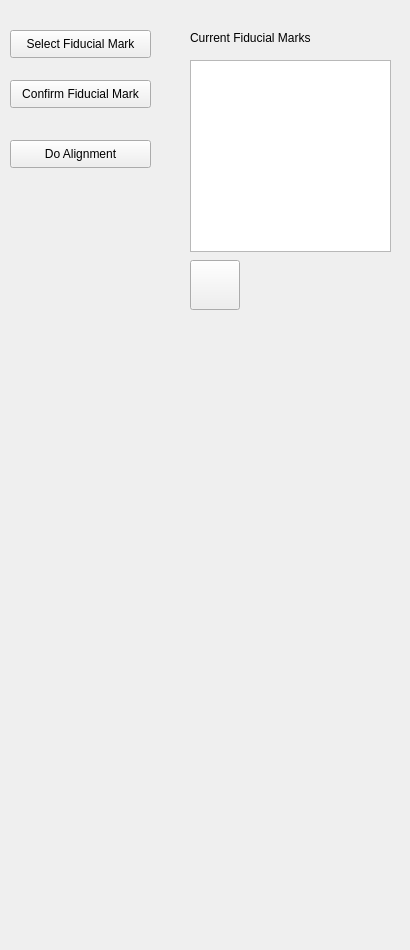
Old version of the form DataModule/FiducialMarkWidget.ui in the repository chuandongxu/AOI.
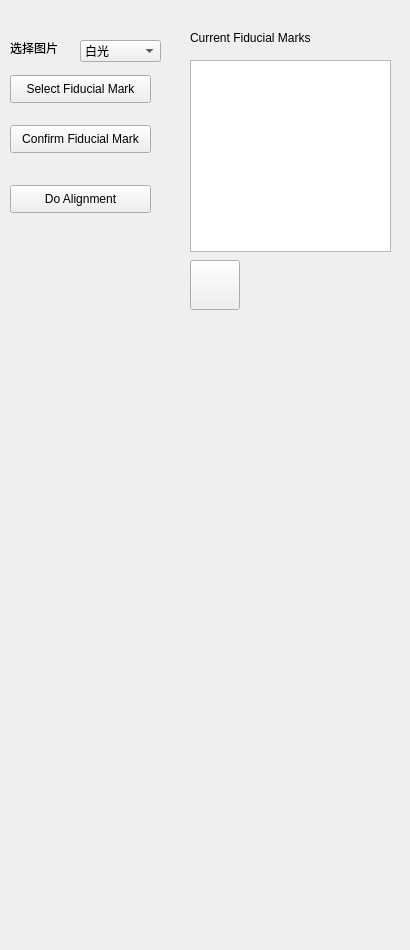
New version of the form. Icons and pictures are not drawn.

Commit message:
Support choose image when set fiducial mark.
Support choose image when set fiducial mark.

```diff
--- a/DataModule/FiducialMarkWidget.ui
+++ b/DataModule/FiducialMarkWidget.ui
@@ -17,7 +17,7 @@
    <property name="geometry">
     <rect>
      <x>10</x>
-     <y>30</y>
+     <y>75</y>
      <width>141</width>
      <height>28</height>
     </rect>
@@ -30,7 +30,7 @@
    <property name="geometry">
     <rect>
      <x>10</x>
-     <y>80</y>
+     <y>125</y>
      <width>141</width>
      <height>28</height>
     </rect>
@@ -56,7 +56,7 @@
    <property name="geometry">
     <rect>
      <x>10</x>
-     <y>140</y>
+     <y>185</y>
      <width>141</width>
      <height>28</height>
     </rect>
@@ -98,6 +98,52 @@
     </size>
    </property>
   </widget>
+  <widget class="QLabel" name="labelDisplayImage">
+   <property name="geometry">
+    <rect>
+     <x>10</x>
+     <y>40</y>
+     <width>55</width>
+     <height>16</height>
+    </rect>
+   </property>
+   <property name="text">
+    <string>选择图片</string>
+   </property>
+  </widget>
+  <widget class="QComboBox" name="comboBoxChooseImage">
+   <property name="geometry">
+    <rect>
+     <x>80</x>
+     <y>40</y>
+     <width>81</width>
+     <height>22</height>
+    </rect>
+   </property>
+   <property name="currentIndex">
+    <number>0</number>
+   </property>
+   <item>
+    <property name="text">
+     <string>白光</string>
+    </property>
+   </item>
+   <item>
+    <property name="text">
+     <string>低角度光</string>
+    </property>
+   </item>
+   <item>
+    <property name="text">
+     <string>锡形光</string>
+    </property>
+   </item>
+   <item>
+    <property name="text">
+     <string>均匀光</string>
+    </property>
+   </item>
+  </widget>
  </widget>
  <layoutdefault spacing="6" margin="11"/>
  <resources/>
```
Left out of the diff: 2 changed lines with no effect on the pictures. The commit also changes 2 other files.
